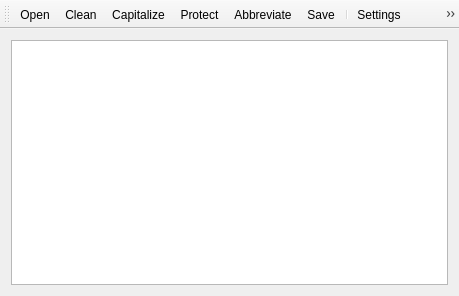
Qt form MainWindow.ui (congchenutd/bibfixer) before a commit.
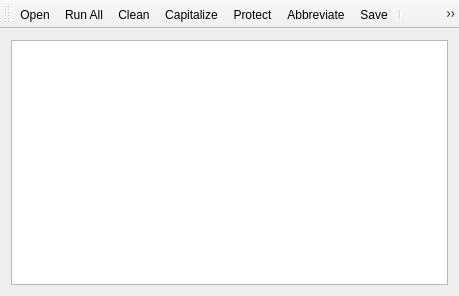
The same form after that commit. Icons and pictures are not drawn. Custom widgets are drawn as their Qt base class.

Patch:
```diff
--- a/MainWindow.ui
+++ b/MainWindow.ui
@@ -48,6 +48,7 @@
     <bool>false</bool>
    </attribute>
    <addaction name="actionOpen"/>
+   <addaction name="actionRunAll"/>
    <addaction name="actionClean"/>
    <addaction name="actionCapitalize"/>
    <addaction name="actionProtect"/>
@@ -128,6 +129,15 @@
     <string>Protect</string>
    </property>
   </action>
+  <action name="actionRunAll">
+   <property name="icon">
+    <iconset resource="Resource.qrc">
+     <normaloff>:/Images/Run.png</normaloff>:/Images/Run.png</iconset>
+   </property>
+   <property name="text">
+    <string>Run All</string>
+   </property>
+  </action>
  </widget>
  <layoutdefault spacing="6" margin="11"/>
  <customwidgets>
```
Left out of the diff: 2 changed lines with no effect on the pictures.
